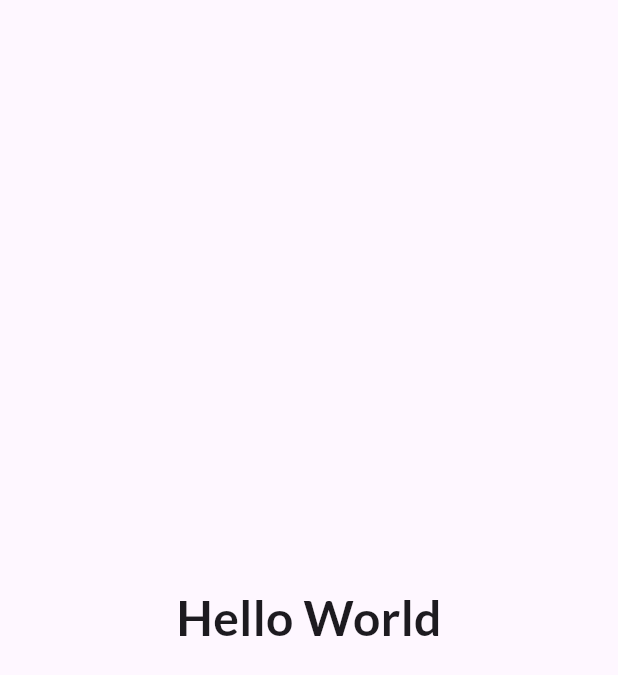
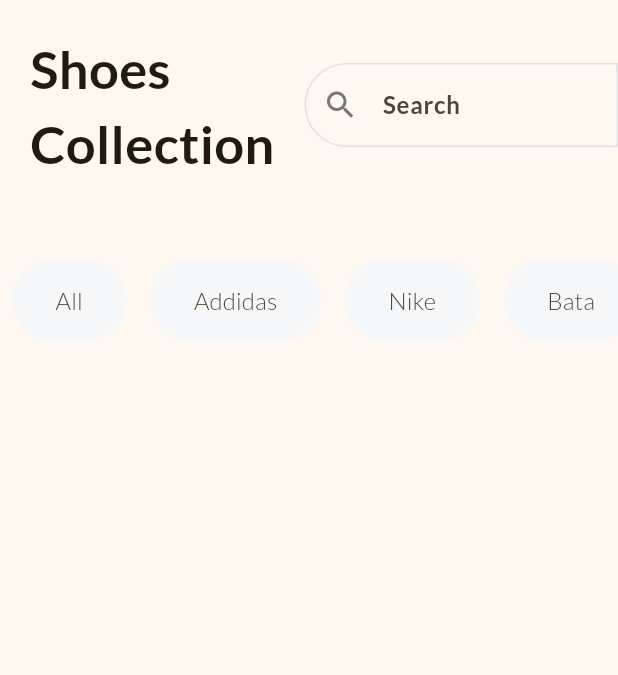
Before and after one commit to thelordzeus/shop_app_flutter, a Flutter app: the screen it shows after launch, on a phone screen of 412 x 824 dp. Shown: the top 675 px of the screen. Run offline on Flutter 3.47's test engine with Material 3 defaults, Android fonts, the phone set to English and light mode, and no system bars.

Commit message:
feat: added search bar and filter pills

```diff
--- a/lib/home_page.dart
+++ b/lib/home_page.dart
@@ -1,21 +1,86 @@
 import 'package:flutter/material.dart';
 
-class HomePage extends StatelessWidget {
+class HomePage extends StatefulWidget {
   const HomePage({super.key});
 
   @override
+  State<HomePage> createState() => _HomePageState();
+}
+
+class _HomePageState extends State<HomePage> {
+  final List<String> filters = const ['All', 'Addidas', 'Nike', 'Bata'];
+  late String selectedFilter;
+
+  @override
+  void initState() {
+    super.initState();
+    selectedFilter = filters[0];
+  }
+
+  @override
   Widget build(BuildContext context) {
-    return const Scaffold(
-      body: Center(
-        child: Text(
-          'Hello World',
-          style: TextStyle(
-            fontSize: 32,
-            fontFamily: 'Lato',
-            fontWeight: FontWeight.bold,
-          ),
-        ),
+    const border = OutlineInputBorder(
+      borderSide: BorderSide(
+        color: Color.fromRGBO(225, 225, 225, 1),
+      ),
+      borderRadius: BorderRadius.horizontal(
+        left: Radius.circular(50),
       ),
     );
+    return Scaffold(
+        body: SafeArea(
+      child: Column(
+        children: [
+          const Row(
+            children: [
+              Padding(
+                padding: EdgeInsets.all(20.0),
+                child: Text(
+                  'Shoes\nCollection',
+                  style: TextStyle(fontWeight: FontWeight.bold, fontSize: 35),
+                ),
+              ),
+              //dynamically sets the width of the textfield according to the available space
+              Expanded(
+                child: TextField(
+                  decoration: InputDecoration(
+                      hintText: 'Search',
+                      prefixIcon: Icon(Icons.search),
+                      border: border,
+                      enabledBorder: border,
+                      focusedBorder: border),
+                ),
+              ),
+            ],
+          ),
+          SizedBox(
+            height: 120,
+            child: ListView.builder(
+              itemCount: filters.length,
+              scrollDirection: Axis.horizontal,
+              itemBuilder: (context, index) {
+                final filter = filters[index];
+                return Padding(
+                  padding: const EdgeInsets.symmetric(horizontal: 8),
+                  child: Chip(
+                    label: Text(filter),
+                    backgroundColor: const Color.fromRGBO(245, 247, 249, 1),
+                    shape: RoundedRectangleBorder(
+                      borderRadius: BorderRadius.circular(30),
+                    ),
+                    side: const BorderSide(
+                      color: Color.fromRGBO(245, 247, 249, 1),
+                    ),
+                    labelStyle: const TextStyle(fontSize: 16),
+                    padding: const EdgeInsets.symmetric(
+                        horizontal: 20, vertical: 15),
+                  ),
+                );
+              },
+            ),
+          )
+        ],
+      ),
+    ));
   }
 }
--- a/lib/main.dart
+++ b/lib/main.dart
@@ -10,9 +10,22 @@ class MyApp extends StatelessWidget {
 
   @override
   Widget build(BuildContext context) {
-    return const MaterialApp(
+    return MaterialApp(
       title: 'Shopping App',
-      home: HomePage(),
+      theme: ThemeData(
+        fontFamily: 'Lato',
+        colorScheme: ColorScheme.fromSeed(
+          seedColor: const Color.fromRGBO(254, 206, 1, 1),
+        ),
+        inputDecorationTheme: const InputDecorationTheme(
+          hintStyle: TextStyle(
+            fontWeight: FontWeight.bold,
+            fontSize: 16,
+          ),
+          prefixIconColor: Color.fromRGBO(119, 119, 119, 1),
+        ),
+      ),
+      home: const HomePage(),
     );
   }
 }
```
